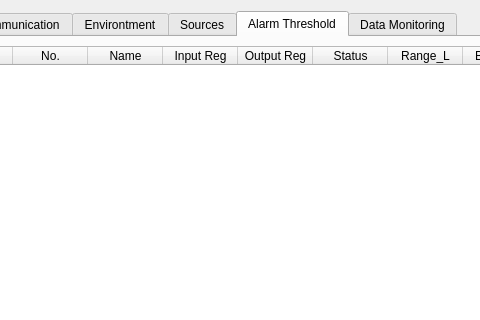
Old version of the form view/formmodule.ui in the repository zenaki/RTU; both pictures show x 160 to 640 and y 0 to 320 of the 800 by 600 pixel window.
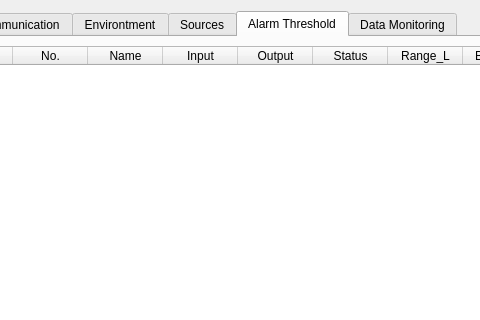
New version of the form. The open tabs and pages were chosen to show the change. Icons and pictures are not drawn.

```diff
--- a/view/formmodule.ui
+++ b/view/formmodule.ui
@@ -1500,12 +1500,12 @@
          </column>
          <column>
           <property name="text">
-           <string>Input Reg</string>
+           <string>Input</string>
           </property>
          </column>
          <column>
           <property name="text">
-           <string>Output Reg</string>
+           <string>Output</string>
           </property>
          </column>
          <column>
```
Left out of the diff: 2 changed lines with no effect on the pictures.
